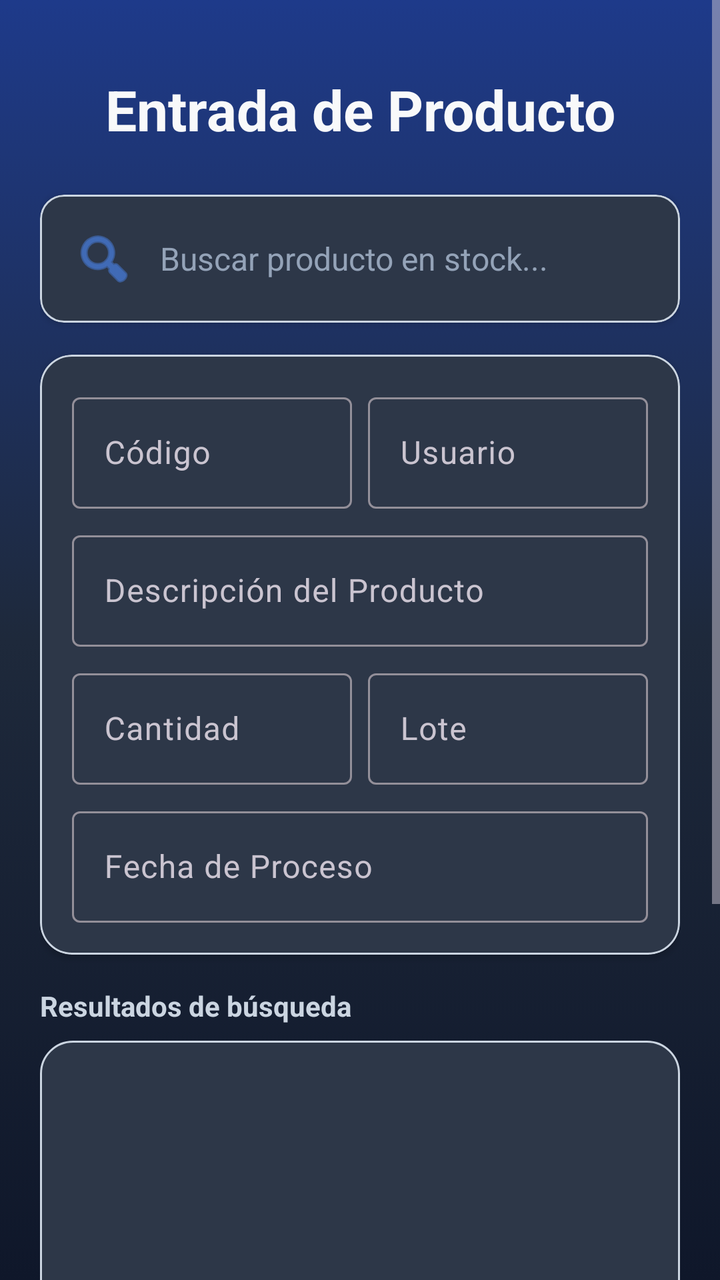
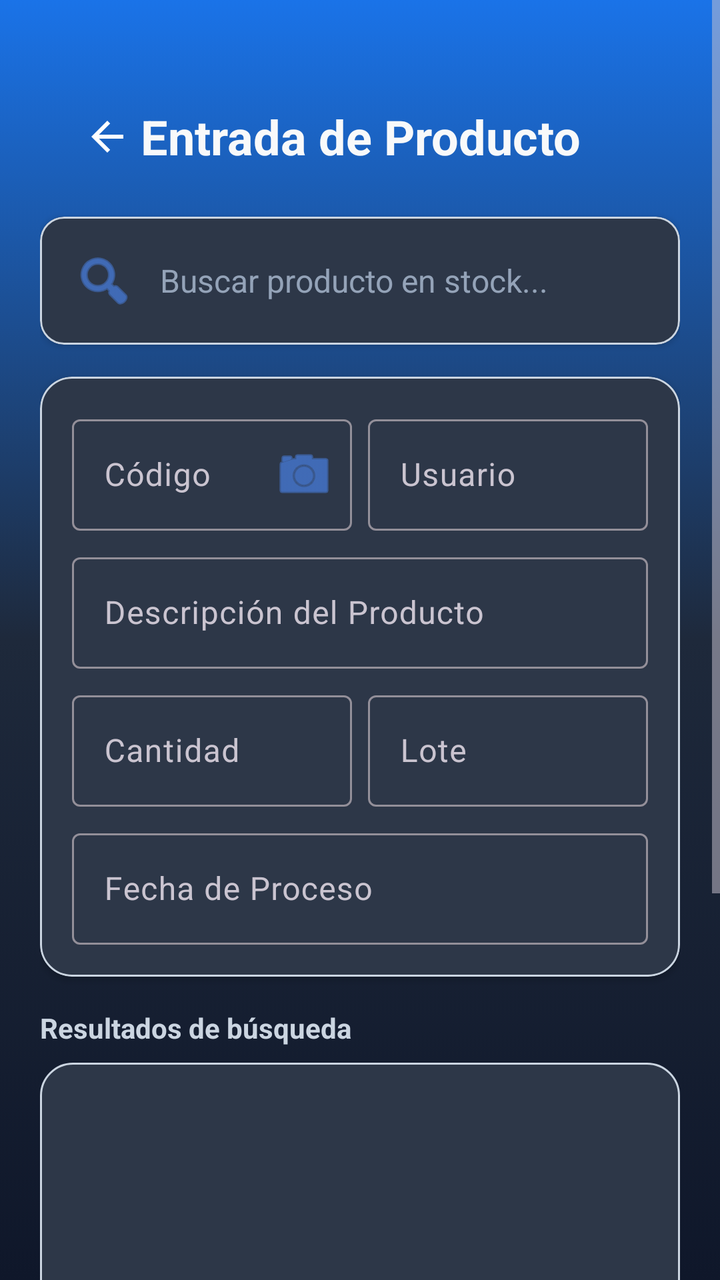

The first picture is an Android layout as it rendered before a commit; the second is the same layout after the commit. The layout source and the unified diff follow.
<!-- AndroidManifest.xml: application theme Theme.InventarioApp -->
<!-- res/layout/activity_entrada_productos.xml -->
<?xml version="1.0" encoding="utf-8"?>
<ScrollView xmlns:android="http://schemas.android.com/apk/res/android"
    xmlns:app="http://schemas.android.com/apk/res-auto"
    xmlns:tools="http://schemas.android.com/tools"
    android:layout_width="match_parent"
    android:layout_height="match_parent"
    android:fillViewport="true"
    android:background="@drawable/fondo_degradado">

    <androidx.constraintlayout.widget.ConstraintLayout
        android:layout_width="match_parent"
        android:layout_height="wrap_content"
        android:padding="20dp"
        tools:context=".EntradaProductos">

        <TextView
            android:id="@+id/tvTituloEntrada"
            android:layout_width="0dp"
            android:layout_height="wrap_content"
            android:layout_marginTop="16dp"
            android:gravity="center"
            android:text="@string/title_entrada"
            android:textColor="@color/background_light"
            android:textSize="28sp"
            android:textStyle="bold"
            app:layout_constraintEnd_toEndOf="parent"
            app:layout_constraintStart_toStartOf="parent"
            app:layout_constraintTop_toTopOf="parent" />

        <com.google.android.material.card.MaterialCardView
            android:id="@+id/cardSearch"
            android:layout_width="0dp"
            android:layout_height="wrap_content"
            android:layout_marginTop="24dp"
            app:cardCornerRadius="12dp"
            app:cardElevation="2dp"
            app:cardBackgroundColor="@color/card_background"
            app:strokeColor="@color/text_secondary"
            app:strokeWidth="1dp"
            app:layout_constraintEnd_toEndOf="parent"
            app:layout_constraintStart_toStartOf="parent"
            app:layout_constraintTop_toBottomOf="@id/tvTituloEntrada">

                <EditText
                    android:id="@+id/searchEditText"
                    android:layout_width="match_parent"
                    android:layout_height="wrap_content"
                    android:background="@android:color/transparent"
                    android:drawableStart="@android:drawable/ic_menu_search"
                    android:drawablePadding="12dp"
                    android:drawableTint="@color/primary"
                    android:hint="@string/hint_buscar_stock"
                android:textColor="@color/text_primary"
                android:textColorHint="@color/text_hint"
                android:padding="16dp"
                android:textSize="16sp"
                android:inputType="text"
                android:autofillHints="none" />
        </com.google.android.material.card.MaterialCardView>

        <com.google.android.material.card.MaterialCardView
            android:id="@+id/cardForm"
            android:layout_width="0dp"
            android:layout_height="wrap_content"
            android:layout_marginTop="16dp"
            app:cardCornerRadius="16dp"
            app:cardElevation="2dp"
            app:cardBackgroundColor="@color/card_background"
            app:strokeColor="@color/text_secondary"
            app:strokeWidth="1dp"
            app:layout_constraintEnd_toEndOf="parent"
            app:layout_constraintStart_toStartOf="parent"
            app:layout_constraintTop_toBottomOf="@id/cardSearch">

            <LinearLayout
                android:layout_width="match_parent"
                android:layout_height="wrap_content"
                android:orientation="vertical"
                android:padding="16dp">

                <LinearLayout
                    android:layout_width="match_parent"
                    android:layout_height="wrap_content"
                    android:orientation="horizontal">

                    <com.google.android.material.textfield.TextInputLayout
                        android:id="@+id/tilCodigo"
                        android:layout_width="0dp"
                        android:layout_height="wrap_content"
                        android:layout_weight="1"
                        android:layout_marginEnd="8dp"
                        android:hint="@string/label_codigo">

                        <com.google.android.material.textfield.TextInputEditText
                            android:id="@+id/etCodigo"
                            android:layout_width="match_parent"
                            android:layout_height="wrap_content"
                            android:textColor="@color/text_primary"
                            android:inputType="text" />
                    </com.google.android.material.textfield.TextInputLayout>

                    <com.google.android.material.textfield.TextInputLayout
                        android:id="@+id/tilUsuario"
                        android:layout_width="0dp"
                        android:layout_height="wrap_content"
                        android:layout_weight="1"
                        android:hint="@string/label_usuario">

                        <com.google.android.material.textfield.TextInputEditText
                            android:id="@+id/etUsuario"
                            android:layout_width="match_parent"
                            android:layout_height="wrap_content"
                            android:textColor="@color/text_primary"
                            android:inputType="text" />
                    </com.google.android.material.textfield.TextInputLayout>
                </LinearLayout>

                <com.google.android.material.textfield.TextInputLayout
                    android:id="@+id/tilDescripcion"
                    android:layout_width="match_parent"
                    android:layout_height="wrap_content"
                    android:layout_marginTop="8dp"
                    android:hint="@string/label_descripcion_prod">

                    <com.google.android.material.textfield.TextInputEditText
                        android:id="@+id/etDescripcion"
                        android:layout_width="match_parent"
                        android:layout_height="wrap_content"
                        android:textColor="@color/text_primary"
                        android:inputType="text" />
                </com.google.android.material.textfield.TextInputLayout>

                <LinearLayout
                    android:layout_width="match_parent"
                    android:layout_height="wrap_content"
                    android:layout_marginTop="8dp"
                    android:orientation="horizontal">

                    <com.google.android.material.textfield.TextInputLayout
                        android:id="@+id/tilCantidad"
                        android:layout_width="0dp"
                        android:layout_height="wrap_content"
                        android:layout_weight="1"
                        android:layout_marginEnd="8dp"
                        android:hint="@string/label_cantidad">

                        <com.google.android.material.textfield.TextInputEditText
                            android:id="@+id/etCantidad"
                            android:layout_width="match_parent"
                            android:layout_height="wrap_content"
                            android:textColor="@color/text_primary"
                            android:inputType="number" />
                    </com.google.android.material.textfield.TextInputLayout>

                    <com.google.android.material.textfield.TextInputLayout
                        android:id="@+id/tilLote"
                        android:layout_width="0dp"
                        android:layout_height="wrap_content"
                        android:layout_weight="1"
                        android:hint="@string/label_lote">

                        <com.google.android.material.textfield.TextInputEditText
                            android:id="@+id/etLote"
                            android:layout_width="match_parent"
                            android:layout_height="wrap_content"
                            android:textColor="@color/text_primary"
                            android:inputType="text" />
                    </com.google.android.material.textfield.TextInputLayout>
                </LinearLayout>

                <com.google.android.material.textfield.TextInputLayout
                    android:id="@+id/tilFechaIngreso"
                    android:layout_width="match_parent"
                    android:layout_height="wrap_content"
                    android:layout_marginTop="8dp"
                    android:hint="@string/label_fecha_proceso">

                    <com.google.android.material.textfield.TextInputEditText
                        android:id="@+id/etFechaIngreso"
                        android:layout_width="match_parent"
                        android:layout_height="wrap_content"
                        android:textColor="@color/text_primary"
                        android:focusable="false"
                        android:inputType="text" />
                </com.google.android.material.textfield.TextInputLayout>
            </LinearLayout>
        </com.google.android.material.card.MaterialCardView>

        <TextView
            android:id="@+id/tvListaLabel"
            android:layout_width="wrap_content"
            android:layout_height="wrap_content"
            android:layout_marginTop="16dp"
            android:text="@string/label_resultados_busqueda"
            android:textStyle="bold"
            android:textColor="@color/text_secondary"
            app:layout_constraintStart_toStartOf="parent"
            app:layout_constraintTop_toBottomOf="@id/cardForm" />

        <androidx.recyclerview.widget.RecyclerView
            android:id="@+id/rvProductos"
            android:layout_width="0dp"
            android:layout_height="200dp"
            android:layout_marginTop="8dp"
            android:background="@drawable/bg_card_modern"
            android:elevation="1dp"
            app:layout_constraintEnd_toEndOf="parent"
            app:layout_constraintStart_toStartOf="parent"
            app:layout_constraintTop_toBottomOf="@id/tvListaLabel" />

        <com.google.android.material.button.MaterialButton
            android:id="@+id/btnIngresar"
            android:layout_width="0dp"
            android:layout_height="wrap_content"
            android:layout_marginTop="24dp"
            android:padding="16dp"
            android:text="@string/btn_confirmar_entrada"
            android:textSize="16sp"
            app:cornerRadius="12dp"
            app:layout_constraintEnd_toEndOf="parent"
            app:layout_constraintStart_toStartOf="parent"
            app:layout_constraintTop_toBottomOf="@+id/rvProductos" />

        <com.google.android.material.button.MaterialButton
            android:id="@+id/btnSalir"
            style="@style/Widget.Material3.Button.TextButton"
            android:layout_width="0dp"
            android:layout_height="wrap_content"
            android:layout_marginTop="8dp"
            android:text="@string/btn_volver_menu"
            android:textColor="@color/text_hint"
            app:layout_constraintEnd_toEndOf="parent"
            app:layout_constraintStart_toStartOf="parent"
            app:layout_constraintTop_toBottomOf="@id/btnIngresar" />

        <View
            android:layout_width="match_parent"
            android:layout_height="24dp"
            app:layout_constraintTop_toBottomOf="@id/btnSalir" />

    </androidx.constraintlayout.widget.ConstraintLayout>
</ScrollView>
<!-- resources referenced by this layout -->
<resources>
  <color name="background_light">#F8F9FA</color>
  <color name="card_background">#2D3748</color>
  <color name="primary">#4D8DFF</color>
  <color name="text_hint">#94A3B8</color>
  <color name="text_primary">#FFFFFF</color>
  <color name="text_secondary">#CBD5E1</color>
  <!-- drawable bg_card_modern (drawable) -->
  <?xml version="1.0" encoding="utf-8"?>
  <shape xmlns:android="http://schemas.android.com/apk/res/android">
      <solid android:color="@color/card_background" />
      <corners android:radius="16dp" />
      <stroke android:width="1dp" android:color="@color/text_secondary" />
  </shape>
  <!-- drawable fondo_degradado (drawable) -->
  <?xml version="1.0" encoding="utf-8"?>
  <selector xmlns:android="http://schemas.android.com/apk/res/android">
      <item>
          <shape android:shape="rectangle">
              <gradient
                  android:angle="270"
                  android:startColor="#1E3A8A"
                  android:centerColor="#1E293B"
                  android:endColor="#0F172A" />
          </shape>
      </item>
  </selector>
  <string name="btn_confirmar_entrada">CONFIRMAR ENTRADA</string>
  <string name="btn_volver_menu">Volver al Menú</string>
  <string name="hint_buscar_stock">Buscar producto en stock...</string>
  <string name="label_cantidad">Cantidad</string>
  <string name="label_codigo">Código</string>
  <string name="label_descripcion_prod">Descripción del Producto</string>
  <string name="label_fecha_proceso">Fecha de Proceso</string>
  <string name="label_lote">Lote</string>
  <string name="label_resultados_busqueda">Resultados de búsqueda</string>
  <string name="label_usuario">Usuario</string>
  <string name="title_entrada">Entrada de Producto</string>
  <style name="Theme.InventarioApp" parent="Theme.Material3.Dark.NoActionBar">
          
          <item name="colorPrimary">@color/primary</item>
          <item name="colorOnPrimary">@color/white</item>
          <item name="colorPrimaryContainer">@color/primary_variant</item>
          <item name="colorOnPrimaryContainer">@color/white</item>
          <item name="colorSecondary">@color/secondary</item>
          <item name="android:statusBarColor">#0F172A</item>
          <item name="android:windowBackground">@drawable/fondo_degradado</item>
  
          
          <item name="textInputStyle">@style/Widget.Material3.TextInputLayout.OutlinedBox</item>
      </style>
  <color name="white">#FFFFFFFF</color>
  <color name="primary_variant">#1A73E8</color>
  <color name="secondary">#34A853</color>
</resources>

<!-- the commit's change to res/layout/activity_entrada_productos.xml (unified diff, before → after) -->
@@ -15,17 +15,33 @@
 
         <TextView
             android:id="@+id/tvTituloEntrada"
-            android:layout_width="0dp"
-            android:layout_height="wrap_content"
-            android:layout_marginTop="16dp"
+            android:layout_width="wrap_content"
+            android:layout_height="wrap_content"
+            android:layout_marginTop="32dp"
             android:gravity="center"
             android:text="@string/title_entrada"
             android:textColor="@color/background_light"
-            android:textSize="28sp"
+            android:textSize="24sp"
             android:textStyle="bold"
             app:layout_constraintEnd_toEndOf="parent"
             app:layout_constraintStart_toStartOf="parent"
-            app:layout_constraintTop_toTopOf="parent" />
+            app:layout_constraintTop_toTopOf="parent"
+            app:layout_constraintWidth_max="600dp" />
+
+        <ImageButton
+            android:id="@+id/btnBack"
+            android:layout_width="51dp"
+            android:layout_height="56dp"
+            android:layout_marginStart="8dp"
+            android:background="?attr/selectableItemBackgroundBorderless"
+            android:contentDescription="@string/btn_volver"
+            android:elevation="8dp"
+            android:padding="12dp"
+            android:src="@drawable/ic_back"
+            app:layout_constraintBottom_toBottomOf="@id/tvTituloEntrada"
+            app:layout_constraintStart_toStartOf="parent"
+            app:layout_constraintTop_toTopOf="@id/tvTituloEntrada"
+            app:tint="@color/white" />
 
         <com.google.android.material.card.MaterialCardView
             android:id="@+id/cardSearch"
@@ -37,6 +53,7 @@
             app:cardBackgroundColor="@color/card_background"
             app:strokeColor="@color/text_secondary"
             app:strokeWidth="1dp"
+            app:layout_constraintWidth_max="600dp"
             app:layout_constraintEnd_toEndOf="parent"
             app:layout_constraintStart_toStartOf="parent"
             app:layout_constraintTop_toBottomOf="@id/tvTituloEntrada">
@@ -68,6 +85,7 @@
             app:cardBackgroundColor="@color/card_background"
             app:strokeColor="@color/text_secondary"
             app:strokeWidth="1dp"
+            app:layout_constraintWidth_max="600dp"
             app:layout_constraintEnd_toEndOf="parent"
             app:layout_constraintStart_toStartOf="parent"
             app:layout_constraintTop_toBottomOf="@id/cardSearch">
@@ -85,11 +103,16 @@
 
                     <com.google.android.material.textfield.TextInputLayout
                         android:id="@+id/tilCodigo"
+                        style="@style/Widget.Material3.TextInputLayout.OutlinedBox"
                         android:layout_width="0dp"
                         android:layout_height="wrap_content"
                         android:layout_weight="1"
                         android:layout_marginEnd="8dp"
-                        android:hint="@string/label_codigo">
+                        android:hint="@string/label_codigo"
+                        app:endIconMode="custom"
+                        app:endIconDrawable="@android:drawable/ic_menu_camera"
+                        app:endIconContentDescription="Escanear código"
+                        app:endIconTint="@color/primary">
 
                         <com.google.android.material.textfield.TextInputEditText
                             android:id="@+id/etCodigo"
@@ -188,12 +211,14 @@
 
         <TextView
             android:id="@+id/tvListaLabel"
-            android:layout_width="wrap_content"
+            android:layout_width="0dp"
             android:layout_height="wrap_content"
             android:layout_marginTop="16dp"
             android:text="@string/label_resultados_busqueda"
             android:textStyle="bold"
             android:textColor="@color/text_secondary"
+            app:layout_constraintWidth_max="600dp"
+            app:layout_constraintEnd_toEndOf="parent"
             app:layout_constraintStart_toStartOf="parent"
             app:layout_constraintTop_toBottomOf="@id/cardForm" />
 
@@ -204,6 +229,7 @@
             android:layout_marginTop="8dp"
             android:background="@drawable/bg_card_modern"
             android:elevation="1dp"
+            app:layout_constraintWidth_max="600dp"
             app:layout_constraintEnd_toEndOf="parent"
             app:layout_constraintStart_toStartOf="parent"
             app:layout_constraintTop_toBottomOf="@id/tvListaLabel" />
@@ -217,6 +243,7 @@
             android:text="@string/btn_confirmar_entrada"
             android:textSize="16sp"
             app:cornerRadius="12dp"
+            app:layout_constraintWidth_max="400dp"
             app:layout_constraintEnd_toEndOf="parent"
             app:layout_constraintStart_toStartOf="parent"
             app:layout_constraintTop_toBottomOf="@+id/rvProductos" />
@@ -229,6 +256,7 @@
             android:layout_marginTop="8dp"
             android:text="@string/btn_volver_menu"
             android:textColor="@color/text_hint"
+            app:layout_constraintWidth_max="400dp"
             app:layout_constraintEnd_toEndOf="parent"
             app:layout_constraintStart_toStartOf="parent"
             app:layout_constraintTop_toBottomOf="@id/btnIngresar" />
<!-- resource entries referenced after the edit -->
@@ -20,13 +20,24 @@
           <shape android:shape="rectangle">
               <gradient
                   android:angle="270"
-                  android:startColor="#1E3A8A"
-                  android:centerColor="#1E293B"
+                  android:startColor="@color/grad_start"
+                  android:centerColor="@color/surface"
                   android:endColor="#0F172A" />
           </shape>
       </item>
   </selector>
+  <!-- drawable ic_back (drawable) -->
+  <vector xmlns:android="http://schemas.android.com/apk/res/android"
+      android:width="24dp"
+      android:height="24dp"
+      android:viewportWidth="24"
+      android:viewportHeight="24">
+    <path
+        android:fillColor="#FFFFFF"
+        android:pathData="M20,11H7.83l5.59,-5.59L12,4l-8,8 8,8 1.41,-1.41L7.83,13H20v-2z"/>
+  </vector>
   <string name="btn_confirmar_entrada">CONFIRMAR ENTRADA</string>
+  <string name="btn_volver">Volver</string>
   <string name="btn_volver_menu">Volver al Menú</string>
   <string name="hint_buscar_stock">Buscar producto en stock...</string>
   <string name="label_cantidad">Cantidad</string>
@@ -50,6 +61,8 @@
           
           <item name="textInputStyle">@style/Widget.Material3.TextInputLayout.OutlinedBox</item>
       </style>
+  <color name="grad_start">#1A73E8</color>
+  <color name="surface">#1E293B</color>
   <color name="white">#FFFFFFFF</color>
   <color name="primary_variant">#1A73E8</color>
   <color name="secondary">#34A853</color>
